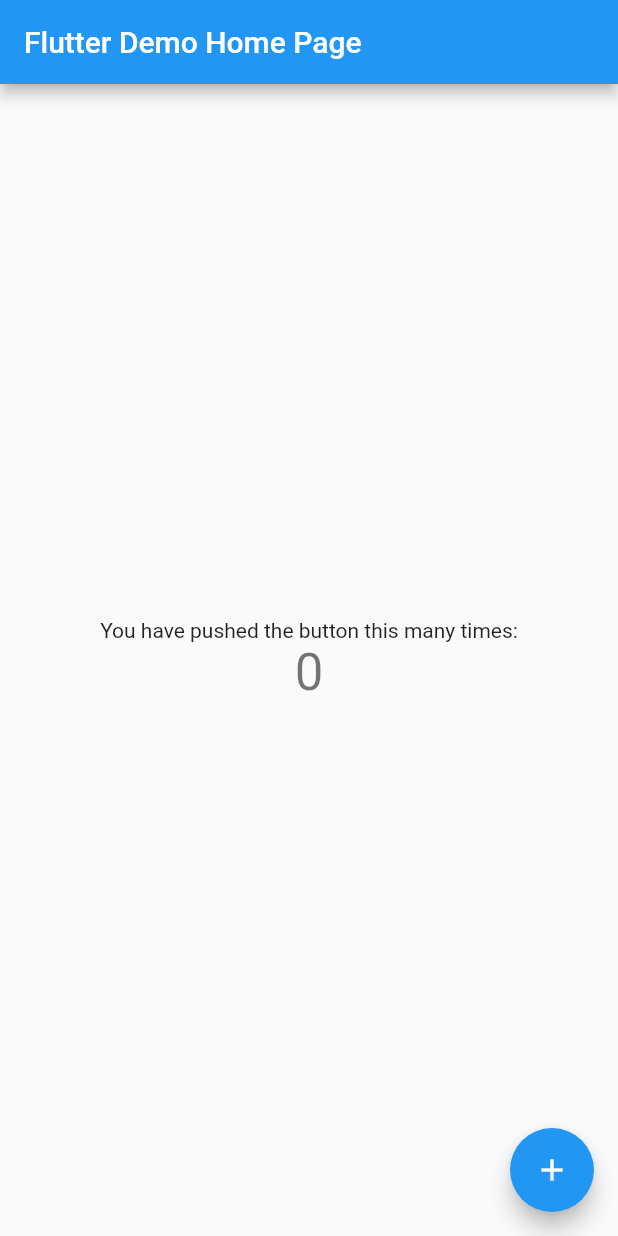
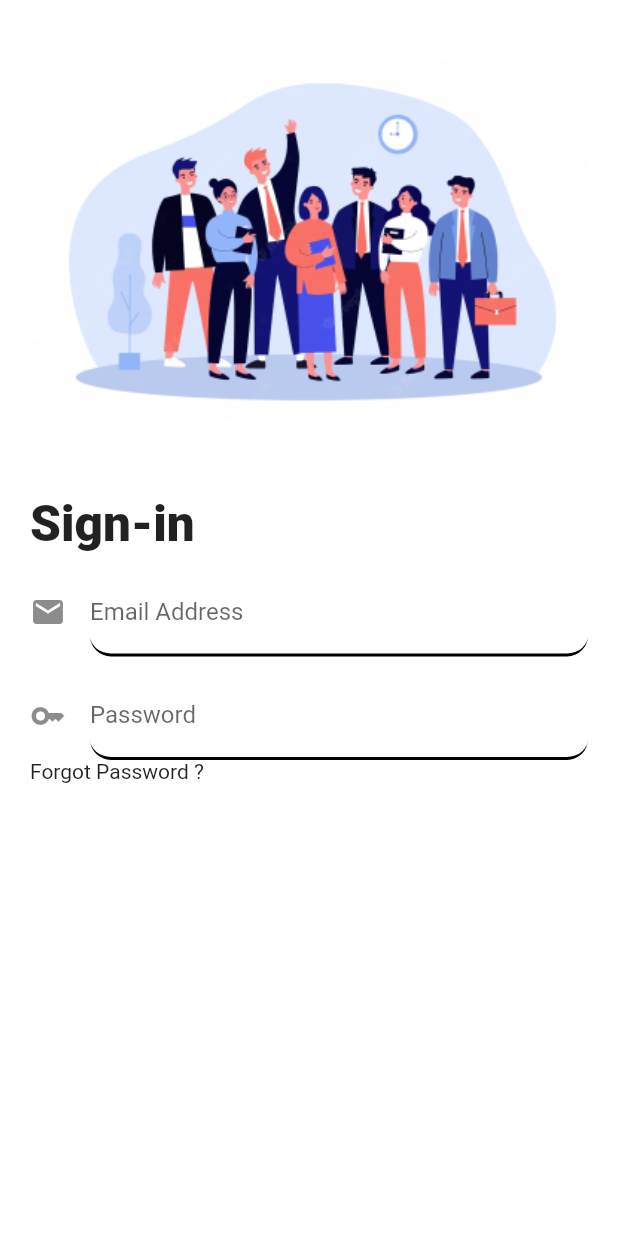
Before and after one commit to movinsilva/EMS, a Flutter app: the screen it shows after launch, on a phone screen of 412 x 824 dp. Run offline on Flutter 3.47's test engine with Material 2 defaults, Android fonts, the phone set to English and light mode, and no system bars; our stand-ins replace flutter_svg, google_fonts; Roboto replaces fonts that are missing (Google-inter).

Commit message:
login page

```diff
--- a/lib/main.dart
+++ b/lib/main.dart
@@ -1,4 +1,7 @@
 import 'package:flutter/material.dart';
+import 'package:google_fonts/google_fonts.dart';
+
+import 'pages/login_page.dart';
 
 void main() {
   runApp(const MyApp());
@@ -12,104 +15,12 @@
   Widget build(BuildContext context) {
     return MaterialApp(
       title: 'Flutter Demo',
+      debugShowCheckedModeBanner: false,
       theme: ThemeData(
-        // This is the theme of your application.
-        //
-        // Try running your application with "flutter run". You'll see the
-        // application has a blue toolbar. Then, without quitting the app, try
-        // changing the primarySwatch below to Colors.green and then invoke
-        // "hot reload" (press "r" in the console where you ran "flutter run",
-        // or simply save your changes to "hot reload" in a Flutter IDE).
-        // Notice that the counter didn't reset back to zero; the application
-        // is not restarted.
+        fontFamily: 'Google-inter',
         primarySwatch: Colors.blue,
       ),
-      home: const MyHomePage(title: 'Flutter Demo Home Page'),
+      home: LoginPage(),
     );
   }
 }
-
-class MyHomePage extends StatefulWidget {
-  const MyHomePage({super.key, required this.title});
-
-  // This widget is the home page of your application. It is stateful, meaning
-  // that it has a State object (defined below) that contains fields that affect
-  // how it looks.
-
-  // This class is the configuration for the state. It holds the values (in this
-  // case the title) provided by the parent (in this case the App widget) and
-  // used by the build method of the State. Fields in a Widget subclass are
-  // always marked "final".
-
-  final String title;
-
-  @override
-  State<MyHomePage> createState() => _MyHomePageState();
-}
-
-class _MyHomePageState extends State<MyHomePage> {
-  int _counter = 0;
-
-  void _incrementCounter() {
-    setState(() {
-      // This call to setState tells the Flutter framework that something has
-      // changed in this State, which causes it to rerun the build method below
-      // so that the display can reflect the updated values. If we changed
-      // _counter without calling setState(), then the build method would not be
-      // called again, and so nothing would appear to happen.
-      _counter++;
-    });
-  }
-
-  @override
-  Widget build(BuildContext context) {
-    // This method is rerun every time setState is called, for instance as done
-    // by the _incrementCounter method above.
-    //
-    // The Flutter framework has been optimized to make rerunning build methods
-    // fast, so that you can just rebuild anything that needs updating rather
-    // than having to individually change instances of widgets.
-    return Scaffold(
-      appBar: AppBar(
-        // Here we take the value from the MyHomePage object that was created by
-        // the App.build method, and use it to set our appbar title.
-        title: Text(widget.title),
-      ),
-      body: Center(
-        // Center is a layout widget. It takes a single child and positions it
-        // in the middle of the parent.
-        child: Column(
-          // Column is also a layout widget. It takes a list of children and
-          // arranges them vertically. By default, it sizes itself to fit its
-          // children horizontally, and tries to be as tall as its parent.
-          //
-          // Invoke "debug painting" (press "p" in the console, choose the
-          // "Toggle Debug Paint" action from the Flutter Inspector in Android
-          // Studio, or the "Toggle Debug Paint" command in Visual Studio Code)
-          // to see the wireframe for each widget.
-          //
-          // Column has various properties to control how it sizes itself and
-          // how it positions its children. Here we use mainAxisAlignment to
-          // center the children vertically; the main axis here is the vertical
-          // axis because Columns are vertical (the cross axis would be
-          // horizontal).
-          mainAxisAlignment: MainAxisAlignment.center,
-          children: <Widget>[
-            const Text(
-              'You have pushed the button this many times:',
-            ),
-            Text(
-              '$_counter',
-              style: Theme.of(context).textTheme.headline4,
-            ),
-          ],
-        ),
-      ),
-      floatingActionButton: FloatingActionButton(
-        onPressed: _incrementCounter,
-        tooltip: 'Increment',
-        child: const Icon(Icons.add),
-      ), // This trailing comma makes auto-formatting nicer for build methods.
-    );
-  }
-}
--- /dev/null
+++ b/lib/pages/login_page.dart
@@ -0,0 +1,47 @@
+import 'package:ems/widgets/input_form_field.dart';
+import 'package:flutter/material.dart';
+import 'package:flutter_svg/flutter_svg.dart';
+
+class LoginPage extends StatelessWidget {
+  const LoginPage({Key? key}) : super(key: key);
+
+  @override
+  Widget build(BuildContext context) {
+    var size = MediaQuery.of(context).size;
+
+    return Scaffold(
+      body: Container(
+        padding: const EdgeInsets.only(left: 20, right: 20),
+        color: Colors.white,
+        child: Column(
+          crossAxisAlignment: CrossAxisAlignment.start,
+          children: [
+            Container(
+              height: size.height * 0.4,
+              width: double.maxFinite,
+              decoration: const BoxDecoration(
+                  image: DecorationImage(
+                      image: AssetImage("assets/login_pg_img.png"))),
+            ),
+            const Text(
+              "Sign-in",
+              style: TextStyle(fontSize: 33, fontWeight: FontWeight.w800),
+            ),
+            const SizedBox(height: 10,),
+            InputFormField(label: "Email Address", icon: Icons.email,),
+            SizedBox(height: 10,),
+            InputFormField(label: "Password", icon: Icons.key, obsecureText: true,),
+            InkWell(
+              onTap: (){
+
+              },
+              child: Text(
+                "Forgot Password ?"
+              ),
+            )
+          ],
+        ),
+      ),
+    );
+  }
+}
--- /dev/null
+++ b/lib/widgets/input_form_field.dart
@@ -0,0 +1,66 @@
+import 'package:flutter/material.dart';
+
+class InputFormField extends StatelessWidget {
+  // this will store the value for the label
+  // this is provided by the constructor
+  final label;
+
+  // this will store the value for the hint
+  // this is provided by the constructor
+  final hint;
+
+  // this will store the value for the controller
+  // this is provided by the constructor
+  // use this to get the current details of the form field
+  final controller;
+
+  // this will decide the keyboard type of the input
+  // field
+  final keyboardType;
+
+  // this will descide whether to scecure the inpur
+  // or not
+  final obsecureText;
+
+  final icon;
+
+  InputFormField(
+      {Key? key,
+      @required this.label,
+      this.hint,
+      this.controller,
+      this.keyboardType,
+      this.obsecureText = false,
+      this.icon})
+      : super(key: key);
+
+  @override
+  Widget build(BuildContext context) {
+    return TextFormField(
+      obscureText: obsecureText,
+      keyboardType: keyboardType,
+      controller: controller,
+      decoration: InputDecoration(
+        icon: Icon(icon),
+        focusedBorder: UnderlineInputBorder(
+            borderSide: BorderSide(
+                // color: Pallete.defaultThemeBlueTitleColor,
+                width: 2),
+            borderRadius: BorderRadius.circular(14)),
+        enabledBorder: UnderlineInputBorder(
+            borderSide: BorderSide(
+              width: 2,
+              // color: Pallete.defaultThemeBlueColor
+            ),
+            borderRadius: BorderRadius.circular(14)),
+        border: OutlineInputBorder(
+          borderRadius: BorderRadius.circular(14),
+        ),
+        labelText: label,
+        hintText: hint,
+        hintMaxLines: 2,
+        hintStyle: TextStyle(fontSize: 11.0),
+      ),
+    );
+  }
+}
```
Also changed, not shown: pubspec.yaml (+12 -14 lines), assets/info_block.svg (added), assets/login_pg_img.png (added), assets/static/Inter-Black.ttf (added), assets/static/Inter-Bold.ttf (added), assets/static/Inter-ExtraBold.ttf (added), assets/static/Inter-ExtraLight.ttf (added), assets/static/Inter-Light.ttf (added), assets/static/Inter-Medium.ttf (added), assets/static/Inter-Regular.ttf (added), assets/static/Inter-SemiBold.ttf (added), assets/static/Inter-Thin.ttf (added), pubspec.lock.
